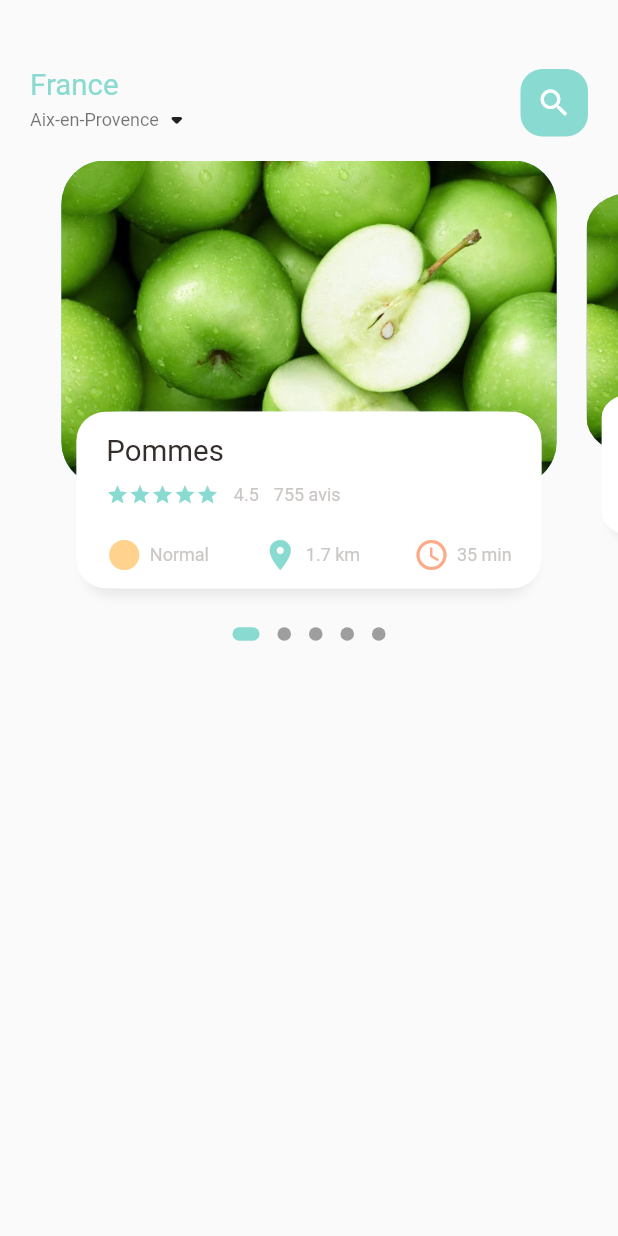
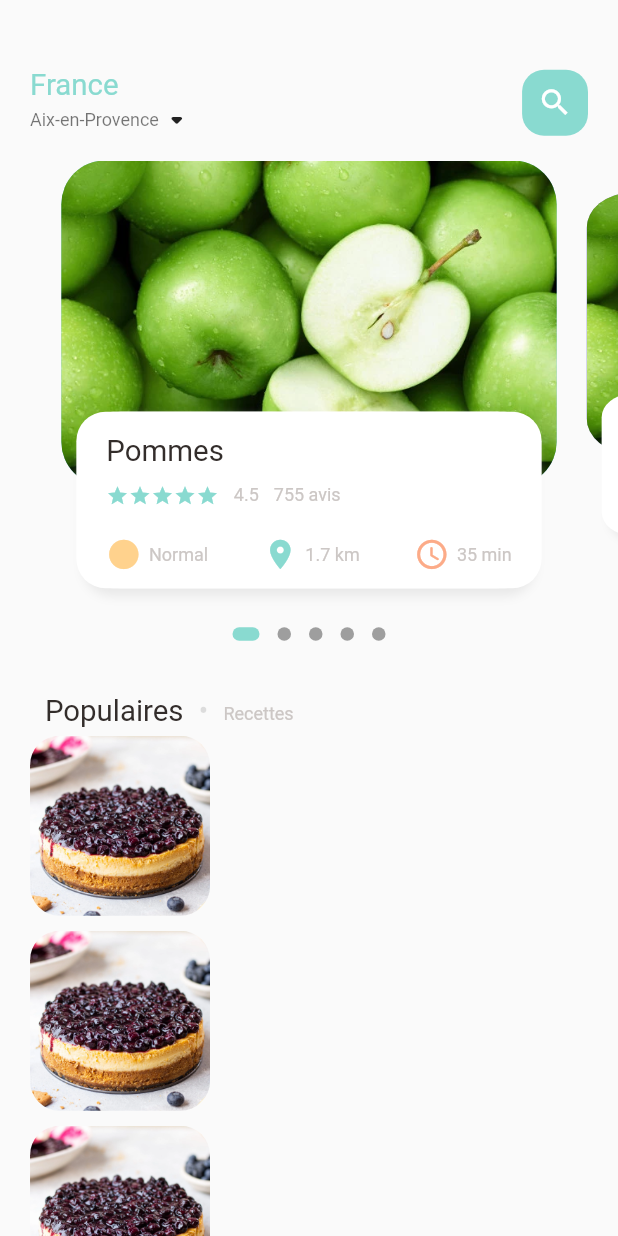
Before and after one commit to nicolas-lepinay/Flutter_ecommerce, a Flutter app: the screen it shows after launch, on a phone screen of 412 x 824 dp. Run offline on Flutter 3.47's test engine with Material 2 defaults, Android fonts, the phone set to English and light mode, and no system bars; drawn by our look-alikes of dots_indicator; our stand-ins replace get.

Commit message:
Progress main page

```diff
--- a/lib/home/food_page_body.dart
+++ b/lib/home/food_page_body.dart
@@ -64,7 +64,53 @@ class _FoodPageBodyState extends State<FoodPageBody> {
             activeShape: RoundedRectangleBorder(borderRadius: BorderRadius.circular(5.0)),
             activeColor: AppColors.mainColor,
           ),
-        )
+        ),
+        // POPULAR ITEMS :
+        SizedBox(height: Dimensions.height30),
+        Container(
+          margin: EdgeInsets.only(left: Dimensions.width30),
+          child: Row(
+            crossAxisAlignment: CrossAxisAlignment.baseline,
+            textBaseline: TextBaseline.alphabetic,
+            children: [
+              BigText(text: "Populaires"),
+              Container(
+                padding: const EdgeInsets.symmetric(horizontal: 10),
+                child: BigText(text: "•", color: Colors.black12),
+              ),
+              Container(
+                child: SmallText(text: "Recettes"),
+              ),
+            ],
+          ),
+        ),
+        Container(
+          height: 700,
+          child: ListView.builder(
+            physics: AlwaysScrollableScrollPhysics(),
+            shrinkWrap: true,
+            itemCount: 10,
+            itemBuilder: (context, index) => Container(
+              margin: EdgeInsets.symmetric(vertical: 5, horizontal: Dimensions.width20),
+              child: Row(
+                children: [
+                  Container(
+                    height: 120,
+                    width: 120,
+                    decoration: BoxDecoration(
+                      borderRadius: BorderRadius.circular(Dimensions.radius20),
+                      color: Colors.white38, // Placeholder while loading
+                      image: DecorationImage(
+                        fit: BoxFit.cover,
+                        image: AssetImage("assets/image/blueberry-cheesecake.webp"),
+                      ),
+                    ),
+                  ),
+                ],
+              ),
+            ),
+          ),
+        ),
       ],
     );
   }
--- a/lib/home/main_food_page.dart
+++ b/lib/home/main_food_page.dart
@@ -43,22 +43,28 @@ class _MainFoodPageState extends State<MainFoodPage> {
                     ),
                     Center(
                       child: Container(
-                        width: 45,
-                        height: 45,
+                        // width: 45,
+                        // height: 45,
+                        width: Dimensions.height45,
+                        height: Dimensions.height45,
                         decoration: BoxDecoration(
                           //borderRadius: BorderRadius.circular(15),
                           borderRadius: BorderRadius.circular(Dimensions.radius15),
                           color: AppColors.mainColor,
                         ),
-                        child: const Icon(Icons.search, color: Colors.white),
+                        child: Icon(Icons.search, color: Colors.white, size: Dimensions.iconSize24),
                       ),
                     ),
                   ],
                 ),
               ),
             ),
-            // BODY SECTION :
-            FoodPageBody(),
+            // BODY SECTION (Scrollable) :
+            Expanded(
+              child: SingleChildScrollView(
+                child: FoodPageBody(),
+              ),
+            ),
           ],
         ),
       ),
--- a/lib/utils/dimensions.dart
+++ b/lib/utils/dimensions.dart
@@ -1,8 +1,8 @@
 import 'package:get/get.dart';
 
 class Dimensions {
-  static double screenHeight = Get.context!.height;
-  static double screenWidth = Get.context!.width;
+  static double screenHeight = Get.context!.height; // 844
+  static double screenWidth = Get.context!.width; // 411.4
 
   // Hauteur d'une slide entière (image + container blanc) :
   static double pageView = screenHeight / 2.7;
@@ -13,10 +13,16 @@ class Dimensions {
   // Hauteur du container blanc dans une slide :
   static double pageViewTextContainer = screenHeight / 7.0;
 
-  // Spacers :
-  // static double height10 = screenHeight / 84.4;
-  // static double height15 = screenHeight / 56.27;
-  // static double height20 = screenHeight / 42.2;
+  // Spacers or heights :
+  static double height10 = screenHeight / 84.4;
+  static double height15 = screenHeight / 56.27;
+  static double height20 = screenHeight / 42.2;
+  static double height30 = screenHeight / 28.14;
+  static double height45 = screenHeight / 18.75;
+
+  // Margins :
+  static double width20 = screenWidth / 20.57;
+  static double width30 = screenWidth / 13.75;
 
   // Font sizes :
   static double font20 = screenHeight / 42;
@@ -25,4 +31,7 @@ class Dimensions {
   static double radius15 = screenHeight / 56.3;
   static double radius20 = screenHeight / 42.0;
   static double radius30 = screenHeight / 28.2;
+
+  // Icon size :
+  static double iconSize24 = screenHeight / 35.17;
 }
--- a/lib/widgets/icon_and_text_widget.dart
+++ b/lib/widgets/icon_and_text_widget.dart
@@ -1,15 +1,14 @@
 import 'package:flutter/material.dart';
 import 'package:flutter_ecommerce/widgets/small_text.dart';
+
+import '../utils/dimensions.dart';
 
 class IconAndTextWidgets extends StatelessWidget {
   final IconData icon;
   final String text;
   final Color iconColor;
   const IconAndTextWidgets(
-      {super.key,
-      required this.icon,
-      required this.text,
-      required this.iconColor});
+      {super.key, required this.icon, required this.text, required this.iconColor});
 
   @override
   Widget build(BuildContext context) {
@@ -18,6 +17,7 @@ class IconAndTextWidgets extends StatelessWidget {
         Icon(
           icon,
           color: iconColor,
+          size: Dimensions.iconSize24,
         ),
         SizedBox(width: 5),
         SmallText(text: text),
```
